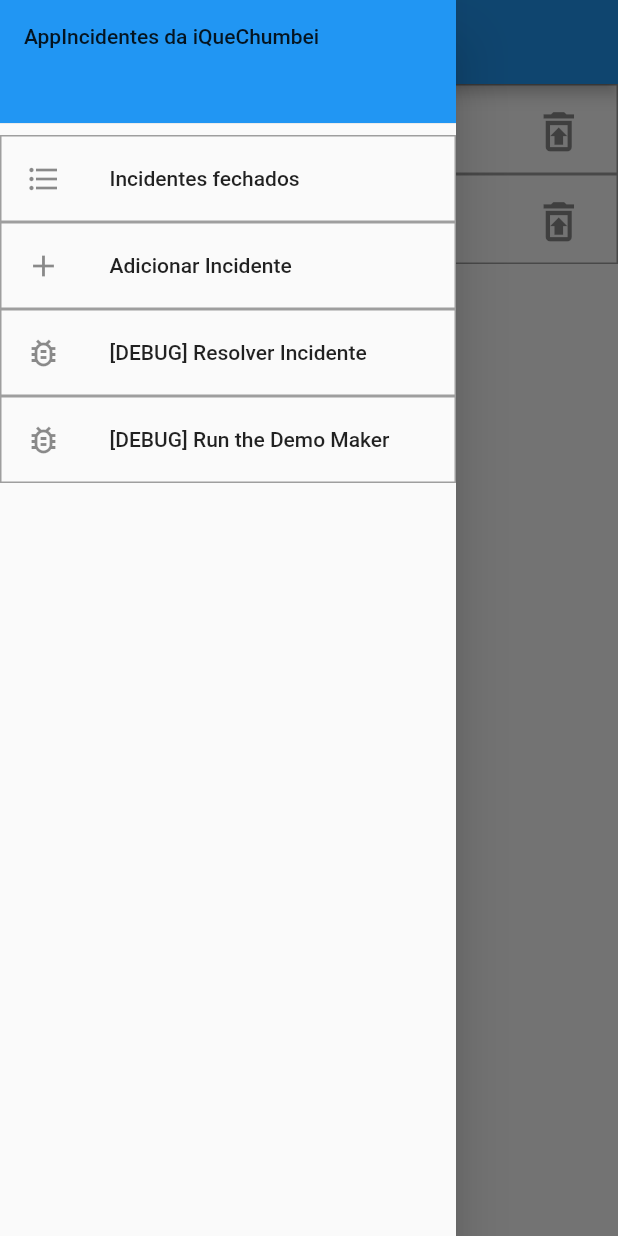
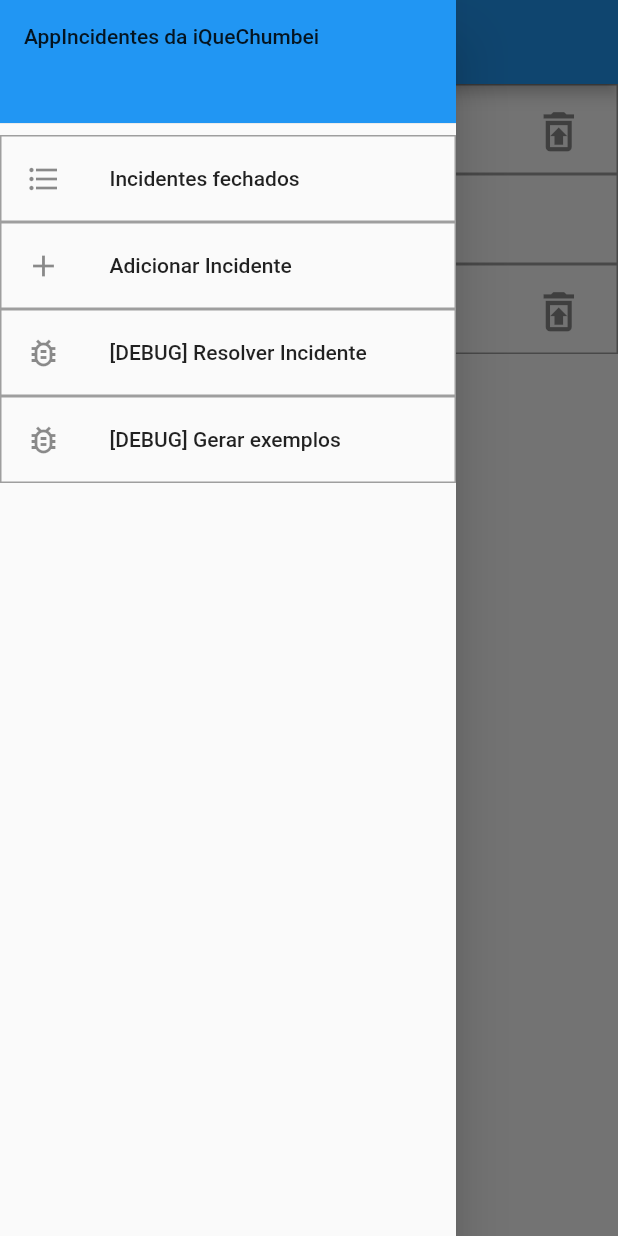
Before and after one commit to nunopenim/FlutterMiniProject, a Flutter app: the screen it shows after launch, with the side drawer open, on a phone screen of 412 x 824 dp. Run offline on Flutter 3.47's test engine with Material 2 defaults, Android fonts, the phone set to English and light mode, and no system bars.

Commit message:
geral: consolidado o aspeto geral da aplicação

```diff
--- a/lib/main.dart
+++ b/lib/main.dart
@@ -40,6 +40,13 @@ class _AppScreenState extends State<AppScreen> {
         "",
         DateTime.now());
     gestorIncidentes.addIncidente(i1);
+    Incidente i3 = Incidente(
+        "Queda de Árvore",
+        "Queda de árvore após uma tempestade. A localização encontra-se isolada do tráfego pedonal para a segurança de todos",
+        "Jardim do Sol, Avenida Principal",
+        DateTime.now());
+    i3.resolver();
+    gestorIncidentes.addIncidente(i3);
     Incidente i2 = Incidente(
         "Esgoto",
         "Esgoto entupido na casa do Sr. José, causa possivel é má construção do edificio. Cano possivelmente furado",
@@ -123,7 +130,7 @@ class _AppScreenState extends State<AppScreen> {
             ),
             Container(
               child: ListTile(
-                title: Text('[DEBUG] Run the Demo Maker'),
+                title: Text('[DEBUG] Gerar exemplos'),
                 leading: Icon(Icons.bug_report_outlined),
                 onTap: () {
                   demoMaker();
```
